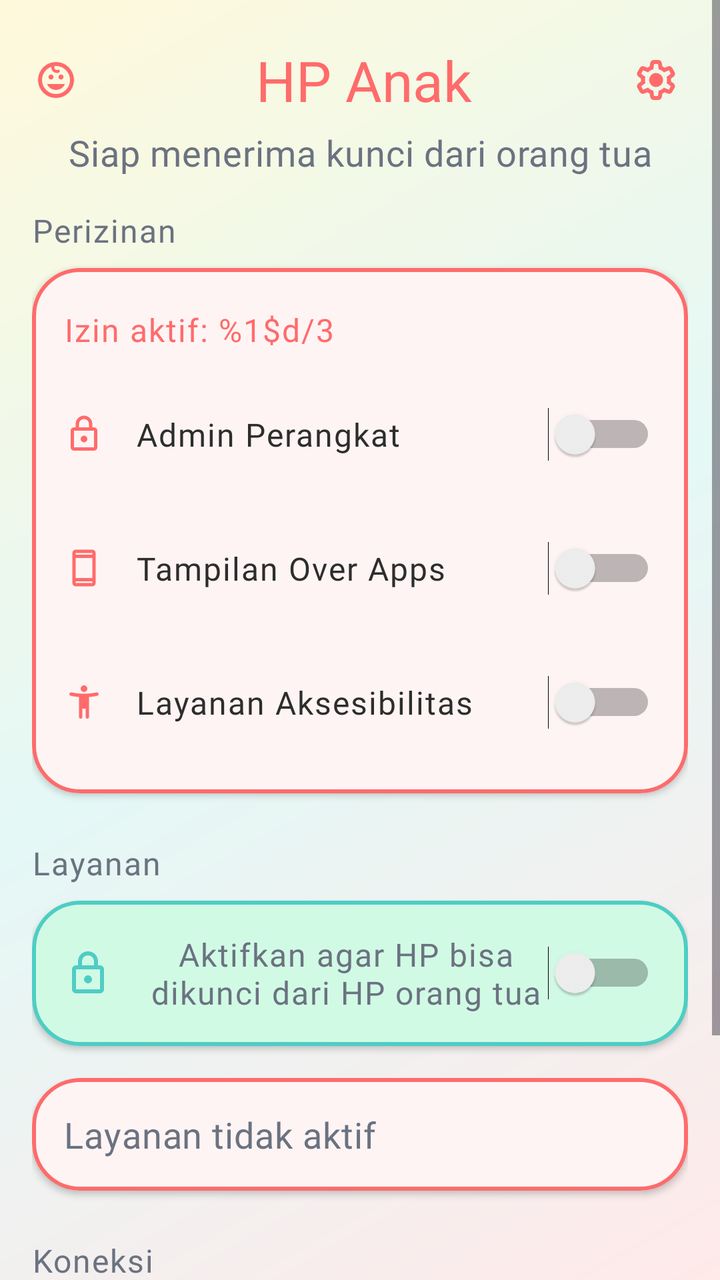
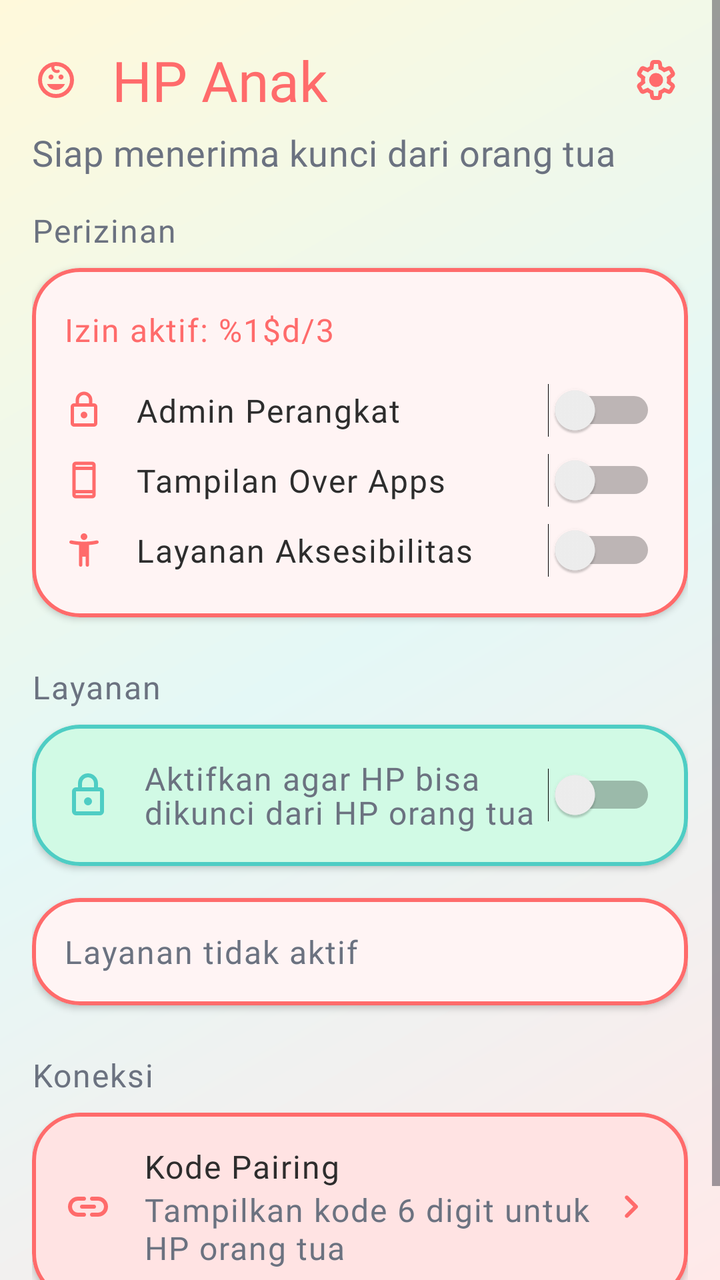

Two renders of the same Android screen: before a commit and after it. Below are the layout's source before the change and the commit's diff.
<!-- AndroidManifest.xml: activity theme Theme.Customlockscreen.NoActionBar -->
<!-- res/layout/activity_kids_home.xml -->
<?xml version="1.0" encoding="utf-8"?>
<ScrollView xmlns:android="http://schemas.android.com/apk/res/android"
    xmlns:app="http://schemas.android.com/apk/res-auto"
    android:layout_width="match_parent"
    android:layout_height="match_parent"
    android:background="@drawable/gradient_background"
    android:fillViewport="true">

    <LinearLayout
        android:layout_width="match_parent"
        android:layout_height="wrap_content"
        android:orientation="vertical"
        android:padding="@dimen/space_md">

        
        <LinearLayout
            android:layout_width="match_parent"
            android:layout_height="wrap_content"
            android:orientation="vertical"
            android:layout_marginBottom="@dimen/space_md">

            <LinearLayout
                android:layout_width="match_parent"
                android:layout_height="wrap_content"
                android:orientation="horizontal"
                android:gravity="center_vertical">

                <ImageView
                    android:layout_width="@dimen/icon_lg"
                    android:layout_height="@dimen/icon_lg"
                    android:src="@drawable/ic_child_care"
                    app:tint="@color/primary"
                    android:contentDescription="@null"
                    android:importantForAccessibility="no"
                    android:layout_marginEnd="@dimen/space_md" />

                <TextView
                    android:layout_width="0dp"
                    android:layout_height="wrap_content"
                    android:layout_weight="1"
                    android:gravity="center"
                    android:text="@string/kids_home_title"
                    android:textAppearance="@style/TextAppearance.Customlockscreen.Title"
                    android:textColor="@color/primary" />

                <com.google.android.material.button.MaterialButton
                    android:id="@+id/btnKidsSettings"
                    style="@style/Widget.Customlockscreen.Button.Text"
                    android:layout_width="wrap_content"
                    android:layout_height="wrap_content"
                    android:minWidth="0dp"
                    android:insetRight="0dp"
                    android:paddingStart="@dimen/space_sm"
                    android:paddingEnd="0dp"
                    app:icon="@drawable/ic_settings"
                    app:iconSize="@dimen/icon_lg"
                    app:iconTint="@color/primary"
                    app:iconGravity="textStart"
                    android:contentDescription="@string/cd_settings" />

            </LinearLayout>

            <TextView
                android:layout_width="match_parent"
                android:layout_height="wrap_content"
                android:gravity="center"
                android:text="@string/kids_home_subtitle"
                android:textAppearance="@style/TextAppearance.Customlockscreen.Body"
                android:textColor="@color/content_secondary" />

        </LinearLayout>

        
        <TextView
            android:layout_width="match_parent"
            android:layout_height="wrap_content"
            android:text="@string/kids_home_section_permissions"
            android:textAppearance="@style/TextAppearance.Customlockscreen.Label"
            android:textColor="@color/content_secondary"
            android:layout_marginBottom="@dimen/space_sm" />

        <com.google.android.material.card.MaterialCardView
            style="@style/Widget.Customlockscreen.Card"
            android:layout_width="match_parent"
            android:layout_height="wrap_content"
            android:layout_marginBottom="@dimen/space_md"
            app:strokeColor="@color/primary">

            <LinearLayout
                android:layout_width="match_parent"
                android:layout_height="wrap_content"
                android:orientation="vertical"
                android:padding="@dimen/space_md">

                <TextView
                    android:id="@+id/tvPermissionProgress"
                    android:layout_width="wrap_content"
                    android:layout_height="wrap_content"
                    android:text="@string/kids_home_permission_progress"
                    android:textAppearance="@style/TextAppearance.Customlockscreen.Label"
                    android:textStyle="normal"
                    android:textColor="@color/primary"
                    android:paddingVertical="@dimen/space_xs"
                    android:layout_marginBottom="@dimen/space_sm" />

                
                <LinearLayout
                    android:id="@+id/btnEnableAdmin"
                    android:layout_width="match_parent"
                    android:layout_height="wrap_content"
                    android:orientation="horizontal"
                    android:gravity="center_vertical"
                    android:paddingVertical="@dimen/space_md"
                    android:layout_marginBottom="@dimen/space_sm"
                    android:clickable="true"
                    android:focusable="true"
                    android:foreground="?android:attr/selectableItemBackground">

                    <ImageView
                        android:layout_width="@dimen/icon_md"
                        android:layout_height="@dimen/icon_md"
                        android:src="@drawable/ic_lock"
                        app:tint="@color/primary"
                        android:contentDescription="@null"
                        android:importantForAccessibility="no"
                        android:layout_marginEnd="@dimen/space_md" />

                    <TextView
                        android:layout_width="0dp"
                        android:layout_height="wrap_content"
                        android:layout_weight="1"
                        android:text="@string/kids_home_admin"
                        android:textAppearance="@style/TextAppearance.Customlockscreen.Label"
                        android:textColor="@color/content_primary" />

                    <Switch
                        android:id="@+id/switchAdmin"
                        android:layout_width="wrap_content"
                        android:layout_height="wrap_content"
                        android:clickable="false"
                        android:focusable="false" />

                </LinearLayout>

                
                <LinearLayout
                    android:id="@+id/btnOverlayPermission"
                    android:layout_width="match_parent"
                    android:layout_height="wrap_content"
                    android:orientation="horizontal"
                    android:gravity="center_vertical"
                    android:paddingVertical="@dimen/space_md"
                    android:layout_marginBottom="@dimen/space_sm"
                    android:clickable="true"
                    android:focusable="true"
                    android:foreground="?android:attr/selectableItemBackground">

                    <ImageView
                        android:layout_width="@dimen/icon_md"
                        android:layout_height="@dimen/icon_md"
                        android:src="@drawable/ic_smartphone"
                        app:tint="@color/primary"
                        android:contentDescription="@null"
                        android:importantForAccessibility="no"
                        android:layout_marginEnd="@dimen/space_md" />

                    <TextView
                        android:layout_width="0dp"
                        android:layout_height="wrap_content"
                        android:layout_weight="1"
                        android:text="@string/kids_home_overlay"
                        android:textAppearance="@style/TextAppearance.Customlockscreen.Label"
                        android:textColor="@color/content_primary" />

                    <Switch
                        android:id="@+id/switchOverlay"
                        android:layout_width="wrap_content"
                        android:layout_height="wrap_content"
                        android:clickable="false"
                        android:focusable="false" />

                </LinearLayout>

                
                <LinearLayout
                    android:id="@+id/btnAccessibilityService"
                    android:layout_width="match_parent"
                    android:layout_height="wrap_content"
                    android:orientation="horizontal"
                    android:gravity="center_vertical"
                    android:paddingVertical="@dimen/space_md"
                    android:clickable="true"
                    android:focusable="true"
                    android:foreground="?android:attr/selectableItemBackground">

                    <ImageView
                        android:layout_width="@dimen/icon_md"
                        android:layout_height="@dimen/icon_md"
                        android:src="@drawable/ic_accessibility_new"
                        app:tint="@color/primary"
                        android:contentDescription="@null"
                        android:importantForAccessibility="no"
                        android:layout_marginEnd="@dimen/space_md" />

                    <TextView
                        android:layout_width="0dp"
                        android:layout_height="wrap_content"
                        android:layout_weight="1"
                        android:text="@string/kids_home_accessibility"
                        android:textAppearance="@style/TextAppearance.Customlockscreen.Label"
                        android:textColor="@color/content_primary" />

                    <Switch
                        android:id="@+id/switchAccessibility"
                        android:layout_width="wrap_content"
                        android:layout_height="wrap_content"
                        android:clickable="false"
                        android:focusable="false" />

                </LinearLayout>

            </LinearLayout>

        </com.google.android.material.card.MaterialCardView>

        
        <TextView
            android:layout_width="match_parent"
            android:layout_height="wrap_content"
            android:text="@string/kids_home_section_service"
            android:textAppearance="@style/TextAppearance.Customlockscreen.Label"
            android:textColor="@color/content_secondary"
            android:layout_marginTop="@dimen/space_sm"
            android:layout_marginBottom="@dimen/space_sm" />

        <com.google.android.material.card.MaterialCardView
            android:id="@+id/btnStartService"
            style="@style/Widget.Customlockscreen.Card"
            android:layout_width="match_parent"
            android:layout_height="wrap_content"
            android:layout_marginBottom="@dimen/space_md"
            android:clickable="true"
            android:focusable="true"
            android:foreground="?android:attr/selectableItemBackground"
            app:cardBackgroundColor="@color/success_container"
            app:strokeColor="@color/secondary">

            <LinearLayout
                android:layout_width="match_parent"
                android:layout_height="wrap_content"
                android:orientation="horizontal"
                android:gravity="center_vertical"
                android:padding="@dimen/space_md">

                <ImageView
                    android:layout_width="@dimen/icon_lg"
                    android:layout_height="@dimen/icon_lg"
                    android:src="@drawable/ic_lock"
                    app:tint="@color/secondary"
                    android:contentDescription="@null"
                    android:importantForAccessibility="no"
                    android:layout_marginEnd="@dimen/space_md" />

                <LinearLayout
                    android:layout_width="0dp"
                    android:layout_height="wrap_content"
                    android:layout_weight="1"
                    android:orientation="vertical">

                    <TextView
                        android:layout_width="match_parent"
                        android:layout_height="wrap_content"
                        android:gravity="center"
                        android:text="@string/kids_home_service_subtitle"
                        android:textAppearance="@style/TextAppearance.Customlockscreen.Label"
                        android:textColor="@color/content_secondary" />

                </LinearLayout>

                <Switch
                    android:id="@+id/switchLockService"
                    android:layout_width="wrap_content"
                    android:layout_height="wrap_content" />

            </LinearLayout>

        </com.google.android.material.card.MaterialCardView>

        
        <com.google.android.material.card.MaterialCardView
            android:id="@+id/cardStatus"
            style="@style/Widget.Customlockscreen.Card"
            android:layout_width="match_parent"
            android:layout_height="wrap_content"
            android:layout_marginBottom="@dimen/space_md"
            app:strokeColor="@color/error">

            <LinearLayout
                android:layout_width="match_parent"
                android:layout_height="wrap_content"
                android:orientation="vertical"
                android:padding="@dimen/space_md">

                <TextView
                    android:id="@+id/tvStatus"
                    android:layout_width="match_parent"
                    android:layout_height="wrap_content"
                    android:text="@string/kids_home_status_inactive"
                    android:textAppearance="@style/TextAppearance.Customlockscreen.Body"
                    android:textColor="@color/content_secondary"
                    android:drawablePadding="@dimen/space_sm" />

            </LinearLayout>

        </com.google.android.material.card.MaterialCardView>

        
        <TextView
            android:layout_width="match_parent"
            android:layout_height="wrap_content"
            android:text="@string/kids_home_section_connection"
            android:textAppearance="@style/TextAppearance.Customlockscreen.Label"
            android:textColor="@color/content_secondary"
            android:layout_marginTop="@dimen/space_sm"
            android:layout_marginBottom="@dimen/space_sm" />

        <com.google.android.material.card.MaterialCardView
            android:id="@+id/btnPairing"
            style="@style/Widget.Customlockscreen.Card"
            android:layout_width="match_parent"
            android:layout_height="wrap_content"
            android:layout_marginBottom="@dimen/space_lg"
            android:clickable="true"
            android:focusable="true"
            android:foreground="?android:attr/selectableItemBackground"
            app:cardBackgroundColor="@color/answer_tile"
            app:strokeColor="@color/primary">

            <LinearLayout
                android:layout_width="match_parent"
                android:layout_height="wrap_content"
                android:orientation="horizontal"
                android:gravity="center_vertical"
                android:padding="@dimen/space_md">

                <ImageView
                    android:layout_width="@dimen/icon_lg"
                    android:layout_height="@dimen/icon_lg"
                    android:src="@drawable/ic_link"
                    app:tint="@color/primary"
                    android:contentDescription="@null"
                    android:importantForAccessibility="no"
                    android:layout_marginEnd="@dimen/space_md" />

                <LinearLayout
                    android:layout_width="0dp"
                    android:layout_height="wrap_content"
                    android:layout_weight="1"
                    android:orientation="vertical">

                    <TextView
                        android:layout_width="wrap_content"
                        android:layout_height="wrap_content"
                        android:text="@string/kids_home_pairing_title"
                        android:textAppearance="@style/TextAppearance.Customlockscreen.Heading"
                        android:textColor="@color/content_primary" />

                    <TextView
                        android:layout_width="wrap_content"
                        android:layout_height="wrap_content"
                        android:text="@string/kids_home_pairing_subtitle"
                        android:textAppearance="@style/TextAppearance.Customlockscreen.Label"
                        android:textColor="@color/content_secondary" />

                </LinearLayout>

                <ImageView
                    android:layout_width="@dimen/icon_lg"
                    android:layout_height="@dimen/icon_lg"
                    android:src="@drawable/ic_chevron_right"
                    app:tint="@color/primary"
                    android:contentDescription="@null"
                    android:importantForAccessibility="no" />

            </LinearLayout>

        </com.google.android.material.card.MaterialCardView>

    </LinearLayout>

</ScrollView>
<!-- resources referenced by this layout -->
<resources>
  <color name="answer_tile">#FFE3E3</color>
  <color name="content_primary">#2D2D2D</color>
  <color name="content_secondary">#6B7280</color>
  <color name="error">#FF6B6B</color>
  <color name="primary">#FF6B6B</color>
  <color name="secondary">#4ECDC4</color>
  <color name="success_container">#D1FAE5</color>
  <dimen name="icon_lg">24dp</dimen>
  <dimen name="icon_md">20dp</dimen>
  <dimen name="space_lg">24dp</dimen>
  <dimen name="space_md">16dp</dimen>
  <dimen name="space_sm">8dp</dimen>
  <dimen name="space_xs">4dp</dimen>
  <string name="cd_settings">Pengaturan</string>
  <string name="kids_home_accessibility">Layanan Aksesibilitas</string>
  <string name="kids_home_admin">Admin Perangkat</string>
  <string name="kids_home_overlay">Tampilan Over Apps</string>
  <string name="kids_home_pairing_subtitle">Tampilkan kode 6 digit untuk HP orang tua</string>
  <string name="kids_home_pairing_title">Kode Pairing</string>
  <string name="kids_home_permission_progress">Izin aktif: %1$d/3</string>
  <string name="kids_home_section_connection">Koneksi</string>
  <string name="kids_home_section_permissions">Perizinan</string>
  <string name="kids_home_section_service">Layanan</string>
  <string name="kids_home_service_subtitle">Aktifkan agar HP bisa dikunci dari HP orang tua</string>
  <string name="kids_home_status_inactive">Layanan tidak aktif</string>
  <string name="kids_home_subtitle">Siap menerima kunci dari orang tua</string>
  <string name="kids_home_title">HP Anak</string>
  <style name="TextAppearance.Customlockscreen.Body" parent="TextAppearance.Material3.BodyMedium">
          <item name="android:textSize">@dimen/text_body</item>
          <item name="android:fontFamily">@font/poppins</item>
      </style>
  <style name="TextAppearance.Customlockscreen.Heading" parent="TextAppearance.Material3.TitleMedium">
          <item name="android:textSize">@dimen/text_heading</item>
          <item name="android:fontFamily">@font/titan_one</item>
      </style>
  <style name="TextAppearance.Customlockscreen.Label" parent="TextAppearance.Material3.LabelMedium">
          <item name="android:textSize">@dimen/text_label</item>
          <item name="android:fontFamily">@font/poppins</item>
      </style>
  <style name="TextAppearance.Customlockscreen.Title" parent="TextAppearance.Material3.TitleLarge">
          <item name="android:textSize">@dimen/text_title</item>
          <item name="android:fontFamily">@font/titan_one</item>
      </style>
  <style name="Theme.Customlockscreen.NoActionBar" parent="Base.Theme.Customlockscreen">
          <item name="windowActionBar">false</item>
          <item name="windowNoTitle">true</item>
      </style>
  <color name="gradient_start">#FFE9E9</color>
  <color name="gradient_center">#E4F8F6</color>
  <color name="gradient_end">#FFF9DB</color>
  <dimen name="text_body">18sp</dimen>
  <dimen name="text_heading">22sp</dimen>
  <dimen name="text_label">16sp</dimen>
  <dimen name="text_title">28sp</dimen>
  <dimen name="radius_pill">100dp</dimen>
  <color name="surface_base">#FFFFFFFF</color>
  <dimen name="radius_lg">24dp</dimen>
  <dimen name="elevation_sm">2dp</dimen>
  <color name="card_border">#E5E7EB</color>
  <color name="white">#FFFFFFFF</color>
  <color name="primary_container">#FFE3E3</color>
  <color name="secondary_container">#E4F8F6</color>
  <color name="tertiary">#FFE66D</color>
  <color name="surface_muted">#F9FAFB</color>
  <style name="Widget.Customlockscreen.Tooltip" parent="Widget.Material3.Tooltip">
          <item name="android:background">@drawable/tooltip_background</item>
          <item name="android:textColor">@color/white</item>
      </style>
  <color name="tooltip_bg">#2D2D2D</color>
  <dimen name="radius_md">16dp</dimen>
  <!-- unchanged entries left out for length: 12 -->
</resources>

<!-- the commit's change to res/layout/activity_kids_home.xml (unified diff, before → after) -->
@@ -38,7 +38,6 @@
                     android:layout_width="0dp"
                     android:layout_height="wrap_content"
                     android:layout_weight="1"
-                    android:gravity="center"
                     android:text="@string/kids_home_title"
                     android:textAppearance="@style/TextAppearance.Customlockscreen.Title"
                     android:textColor="@color/primary" />
@@ -63,7 +62,6 @@
             <TextView
                 android:layout_width="match_parent"
                 android:layout_height="wrap_content"
-                android:gravity="center"
                 android:text="@string/kids_home_subtitle"
                 android:textAppearance="@style/TextAppearance.Customlockscreen.Body"
                 android:textColor="@color/content_secondary" />
@@ -110,8 +108,7 @@
                     android:layout_height="wrap_content"
                     android:orientation="horizontal"
                     android:gravity="center_vertical"
-                    android:paddingVertical="@dimen/space_md"
-                    android:layout_marginBottom="@dimen/space_sm"
+                    android:paddingVertical="@dimen/space_xs"
                     android:clickable="true"
                     android:focusable="true"
                     android:foreground="?android:attr/selectableItemBackground">
@@ -149,8 +146,7 @@
                     android:layout_height="wrap_content"
                     android:orientation="horizontal"
                     android:gravity="center_vertical"
-                    android:paddingVertical="@dimen/space_md"
-                    android:layout_marginBottom="@dimen/space_sm"
+                    android:paddingVertical="@dimen/space_xs"
                     android:clickable="true"
                     android:focusable="true"
                     android:foreground="?android:attr/selectableItemBackground">
@@ -188,7 +184,7 @@
                     android:layout_height="wrap_content"
                     android:orientation="horizontal"
                     android:gravity="center_vertical"
-                    android:paddingVertical="@dimen/space_md"
+                    android:paddingVertical="@dimen/space_xs"
                     android:clickable="true"
                     android:focusable="true"
                     android:foreground="?android:attr/selectableItemBackground">
@@ -270,10 +266,10 @@
                     <TextView
                         android:layout_width="match_parent"
                         android:layout_height="wrap_content"
-                        android:gravity="center"
                         android:text="@string/kids_home_service_subtitle"
                         android:textAppearance="@style/TextAppearance.Customlockscreen.Label"
-                        android:textColor="@color/content_secondary" />
+                        android:textColor="@color/content_secondary"
+                        android:lineSpacingMultiplier="0.9" />
 
                 </LinearLayout>
 
@@ -306,7 +302,7 @@
                     android:layout_width="match_parent"
                     android:layout_height="wrap_content"
                     android:text="@string/kids_home_status_inactive"
-                    android:textAppearance="@style/TextAppearance.Customlockscreen.Body"
+                    android:textAppearance="@style/TextAppearance.Customlockscreen.Label"
                     android:textColor="@color/content_secondary"
                     android:drawablePadding="@dimen/space_sm" />
 
@@ -362,7 +358,7 @@
                         android:layout_width="wrap_content"
                         android:layout_height="wrap_content"
                         android:text="@string/kids_home_pairing_title"
-                        android:textAppearance="@style/TextAppearance.Customlockscreen.Heading"
+                        android:textAppearance="@style/TextAppearance.Customlockscreen.Label"
                         android:textColor="@color/content_primary" />
 
                     <TextView
<!-- resource entries referenced after the edit -->
@@ -31,10 +31,6 @@
           <item name="android:textSize">@dimen/text_body</item>
           <item name="android:fontFamily">@font/poppins</item>
       </style>
-  <style name="TextAppearance.Customlockscreen.Heading" parent="TextAppearance.Material3.TitleMedium">
-          <item name="android:textSize">@dimen/text_heading</item>
-          <item name="android:fontFamily">@font/titan_one</item>
-      </style>
   <style name="TextAppearance.Customlockscreen.Label" parent="TextAppearance.Material3.LabelMedium">
           <item name="android:textSize">@dimen/text_label</item>
           <item name="android:fontFamily">@font/poppins</item>
@@ -51,7 +47,6 @@
   <color name="gradient_center">#E4F8F6</color>
   <color name="gradient_end">#FFF9DB</color>
   <dimen name="text_body">18sp</dimen>
-  <dimen name="text_heading">22sp</dimen>
   <dimen name="text_label">16sp</dimen>
   <dimen name="text_title">28sp</dimen>
   <dimen name="radius_pill">100dp</dimen>
